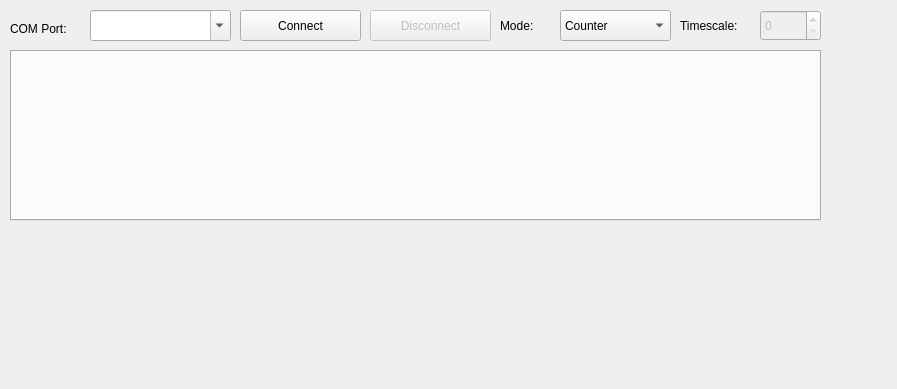
The window that mainwindow.ui (ahp-electronics/xc-gui) describes before a commit, drawn with Qt 5; both pictures show x 0 to 897 and y 0 to 389 of the 897 by 600 pixel window.
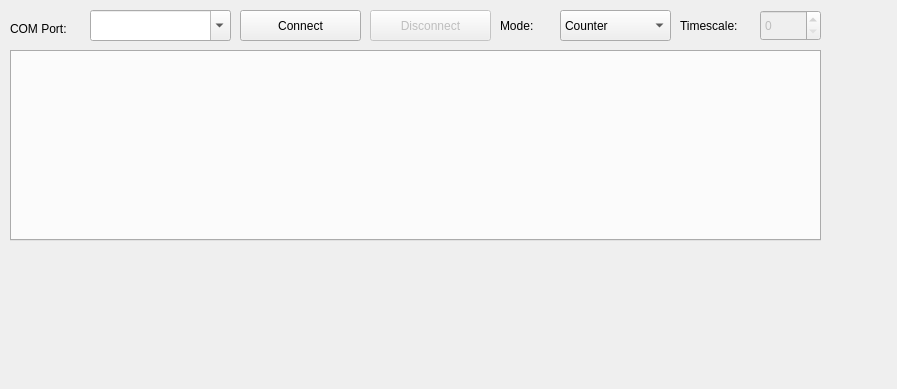
The same window after the commit.

The edit to the form file:
```diff
--- a/mainwindow.ui
+++ b/mainwindow.ui
@@ -75,7 +75,7 @@
       <x>10</x>
       <y>50</y>
       <width>811</width>
-      <height>171</height>
+      <height>191</height>
      </rect>
     </property>
     <property name="currentIndex">
```
